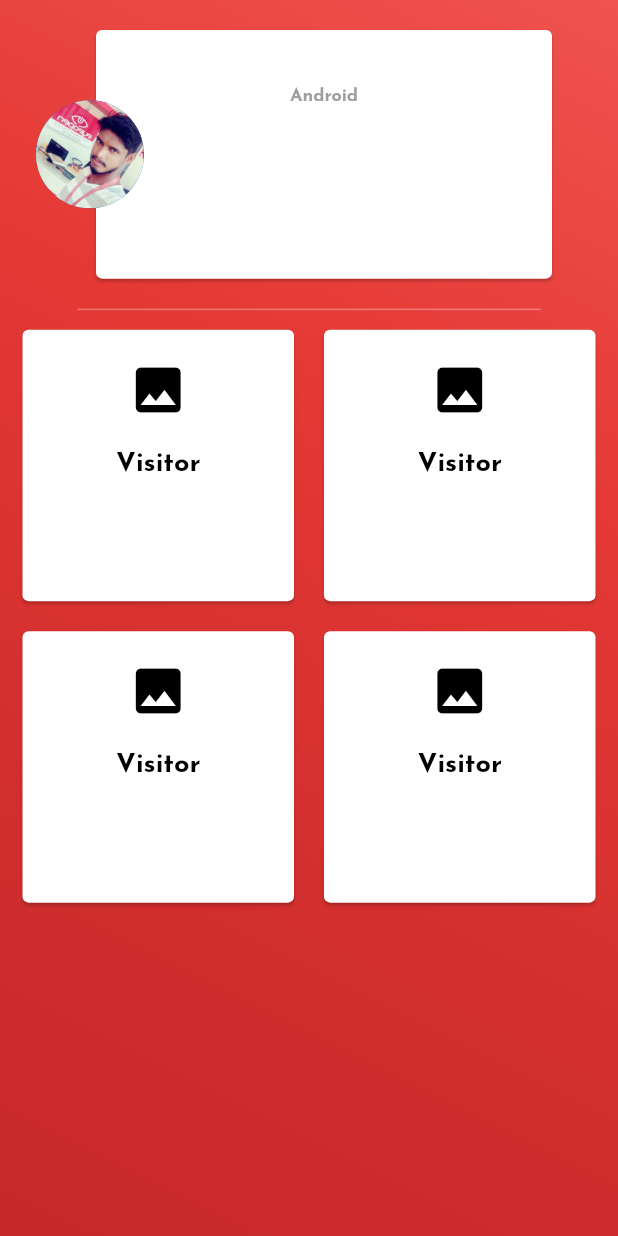
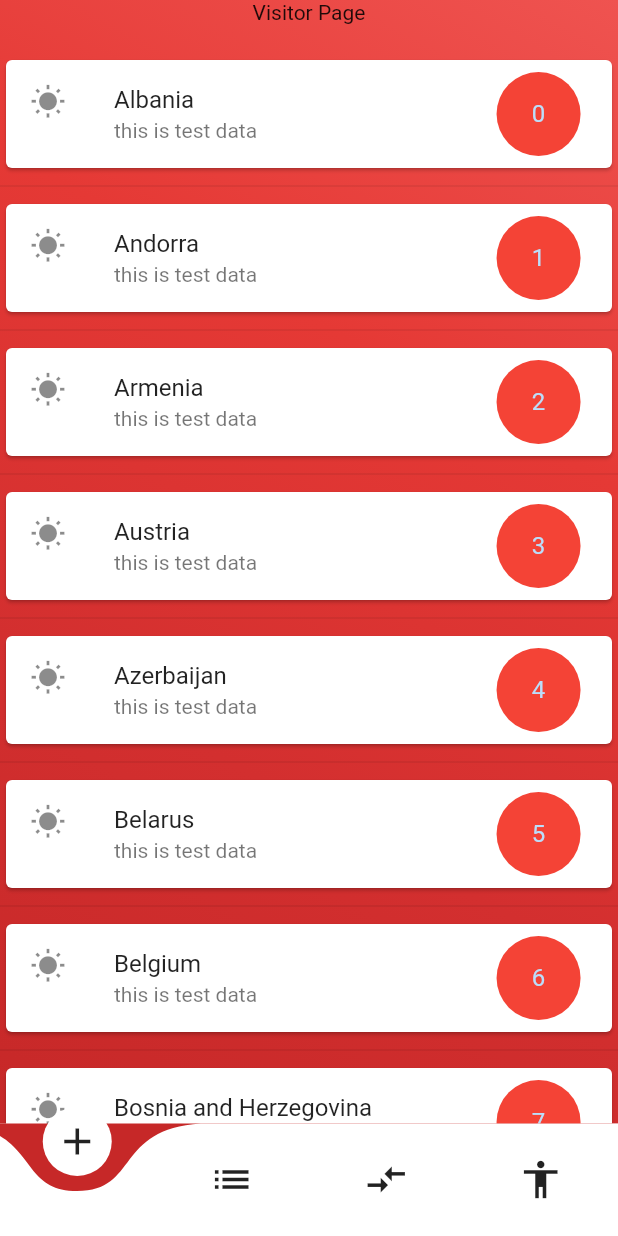
Before and after one commit to pravin06/vistortrack, a Flutter app: the Dashboard screen opened directly with empty values, after a tap on "Visitor", on a phone screen of 412 x 824 dp. Run offline on Flutter 3.47's test engine with Material 2 defaults, Android fonts, the phone set to English and light mode, and no system bars; drawn by our look-alikes of curved_navigation_bar.

Commit message:
DAsh baord Visitor PAge

```diff
--- /dev/null
+++ b/vistortrack/lib/Visitor/visit.dart
@@ -0,0 +1,109 @@
+import 'package:flutter/material.dart';
+import 'package:curved_navigation_bar/curved_navigation_bar.dart';
+import '../Visitor/visitList.dart';
+import '../Visitor/appointmentList.dart';
+import '../Visitor/MydataList.dart';
+
+class VisitorList extends StatefulWidget {
+  @override
+  VisitorListState createState() => VisitorListState();
+}
+
+class VisitorListState extends State<VisitorList> {
+  TextStyle style =
+      TextStyle(fontFamily: 'Jose', fontSize: 16.0, color: Colors.green);
+  final _formKey = GlobalKey<FormState>();
+  final scaffoldKey = GlobalKey<ScaffoldState>();
+  final _text = TextEditingController();
+  final _textpassword = TextEditingController();
+  bool _validate = false;
+  bool _showpass = false;
+  int countpos = 0;
+  GlobalKey _bottomNavigationKey = GlobalKey();
+  int correntindex = 0;
+  getcurrentindex() {
+    switch (correntindex) {
+      case 0:
+        return VisitListDataView();
+        break;
+      case 1:
+        return AppointmentDataView();
+        break;
+      case 2:
+        return MyDataView();
+        break;
+    }
+  }
+
+  setcorrentindex(int index) {
+    setState(() {
+      correntindex = index;
+    });
+  }
+
+  @override
+  Widget build(BuildContext context) {
+    CurvedNavigationBar _cbr = CurvedNavigationBar(
+      key: _bottomNavigationKey,
+      items: <Widget>[
+        Icon(Icons.add, size: 30),
+        Icon(Icons.list, size: 30),
+        Icon(Icons.compare_arrows, size: 30),
+        Icon(Icons.accessibility, size: 30),
+      ],
+      animationCurve: Curves.easeIn,
+      buttonBackgroundColor: Colors.white,
+      animationDuration: Duration(milliseconds: 1000),
+      backgroundColor: Colors.red[800],
+      onTap: (index) {
+        setState(() {
+          countpos = index;
+          setcorrentindex(index);
+          print(index);
+        });
+      },
+    );
+
+    BottomNavigationBar _bar = BottomNavigationBar(
+      currentIndex: 0, // this will be set when a new tab is tapped
+      items: [
+        BottomNavigationBarItem(
+          icon: new Icon(Icons.home),
+          title: new Text('Home'),
+        ),
+        BottomNavigationBarItem(
+          icon: new Icon(Icons.mail),
+          title: new Text('Messages'),
+        ),
+        BottomNavigationBarItem(
+            icon: Icon(Icons.person), title: Text('Profile'))
+      ],
+    );
+
+    // TODO: implement build
+    return Scaffold(
+      key: scaffoldKey,
+      bottomNavigationBar: _cbr,
+      body: SafeArea(
+        child: Container(
+          decoration: BoxDecoration(
+            gradient: LinearGradient(
+                begin: Alignment.topRight,
+                end: Alignment.bottomLeft,
+                colors: [
+                  Colors.red[400],
+                  Colors.red[600],
+                  Colors.red[700],
+                  Colors.red[800],
+                ]),
+          ),
+          child: Container(
+            width: MediaQuery.of(context).size.width,
+            height: MediaQuery.of(context).size.height,
+            child: getcurrentindex(),
+          ),
+        ),
+      ),
+    );
+  }
+}
--- /dev/null
+++ b/vistortrack/lib/Visitor/visitList.dart
@@ -0,0 +1,124 @@
+import 'package:flutter/material.dart';
+import 'dart:async';
+
+class VisitListDataView extends StatefulWidget {
+  @override
+  VisitListDataState createState() => VisitListDataState();
+}
+
+class VisitListDataState extends State<VisitListDataView> {
+  @override
+  void initState() {
+    // TODO: implement initState
+    super.initState();
+  }
+
+  @override
+  Widget build(BuildContext context) {
+    // TODO: implement build
+    return SingleChildScrollView(
+      child: Column(
+        children: <Widget>[
+          Text('Visitor Page'),
+          SizedBox(
+            height: 20.0,
+          ),
+          _myListView(context)
+        ],
+      ),
+    );
+  }
+}
+
+// replace this function with the code in the examples
+Widget _myListView(BuildContext context) {
+  ScrollController _controller = new ScrollController();
+
+  final europeanCountries = [
+    'Albania',
+    'Andorra',
+    'Armenia',
+    'Austria',
+    'Azerbaijan',
+    'Belarus',
+    'Belgium',
+    'Bosnia and Herzegovina',
+    'Bulgaria',
+    'Croatia',
+    'Cyprus',
+    'Czech Republic',
+    'Denmark',
+    'Estonia',
+    'Finland',
+    'France',
+    'Georgia',
+    'Germany',
+    'Greece',
+    'Hungary',
+    'Iceland',
+    'Ireland',
+    'Italy',
+    'Kazakhstan',
+    'Kosovo',
+    'Latvia',
+    'Liechtenstein',
+    'Lithuania',
+    'Luxembourg',
+    'Macedonia',
+    'Malta',
+    'Moldova',
+    'Monaco',
+    'Montenegro',
+    'Netherlands',
+    'Norway',
+    'Poland',
+    'Portugal',
+    'Romania',
+    'Russia',
+    'San Marino',
+    'Serbia',
+    'Slovakia',
+    'Slovenia',
+    'Spain',
+    'Sweden',
+    'Switzerland',
+    'Turkey',
+    'Ukraine',
+    'United Kingdom',
+    'Vatican City'
+  ];
+  return ListView.separated(
+    itemCount: europeanCountries.length,
+    shrinkWrap: true,
+    controller: _controller,
+    itemBuilder: (context, index) {
+      return Card(
+        child: InkWell(
+          onTap: () {
+            print('test');
+          },
+          child: ListTile(
+            onTap: () {
+              print('jhkjh');
+            },
+            onLongPress: () {
+              print(europeanCountries[index]);
+            },
+            leading: Icon(Icons.wb_sunny),
+            trailing: CircleAvatar(
+              minRadius: MediaQuery.of(context).size.height * .04,
+              backgroundColor: Colors.red,
+              child: Text('$index'),
+              maxRadius: MediaQuery.of(context).size.height * .04,
+            ),
+            title: Text(europeanCountries[index]),
+            subtitle: Text('this is test data'),
+          ),
+        ),
+      );
+    },
+    separatorBuilder: (context, index) {
+      return Divider();
+    },
+  );
+}
--- a/vistortrack/lib/splashscreen/DashBoard.dart
+++ b/vistortrack/lib/splashscreen/DashBoard.dart
@@ -1,5 +1,7 @@
 import 'package:flutter/material.dart';
 import 'Userinfo/Userdetails.dart';
+import '../Visitor/visit.dart';
+import 'package:curved_navigation_bar/curved_navigation_bar.dart';
 
 class Dashboard extends StatefulWidget {
   final UserDetail data;
@@ -10,6 +12,7 @@ class Dashboard extends StatefulWidget {
 }
 
 class DashboardState extends State<Dashboard> {
+  GlobalKey _bottomNavigationKey = GlobalKey();
   @override
   void initState() {
     // TODO: implement initState
@@ -19,6 +22,8 @@ class DashboardState extends State<Dashboard> {
   @override
   Widget build(BuildContext context) {
     final username = '${widget.data.user}';
+
+    /* Bottom Navigation Bar */
     BottomNavigationBar _bar = BottomNavigationBar(
       currentIndex: 0, // this will be set when a new tab is tapped
       items: [
@@ -35,13 +40,20 @@ class DashboardState extends State<Dashboard> {
       ],
     );
 
+/**Visitor page navigation */
+    void visitornavigate() {
+      Navigator.push(
+          context, MaterialPageRoute(builder: (context) => VisitorList()));
+    }
+/** CArd View Design */
+
     final visitorcard = Card(
       elevation: 1.0,
       margin: new EdgeInsets.all(10.0),
       child: Container(
         decoration: BoxDecoration(color: Colors.transparent),
         child: new InkWell(
-          onTap: () {},
+          onTap: () => visitornavigate(),
           child: Column(
             crossAxisAlignment: CrossAxisAlignment.stretch,
             mainAxisSize: MainAxisSize.min,
@@ -52,14 +64,14 @@ class DashboardState extends State<Dashboard> {
                   child: Icon(
                 Icons.image,
                 size: 40.0,
-                color: Colors.black,
+                color: Colors.red,
               )),
               SizedBox(height: 20.0),
               new Center(
                 child: new Text("Visitor",
                     style: new TextStyle(
                         fontSize: 18.0,
-                        color: Colors.black,
+                        color: Colors.redAccent,
                         fontFamily: 'Jose')),
               )
             ],
@@ -67,16 +79,28 @@ class DashboardState extends State<Dashboard> {
         ),
       ),
     );
+
+    /* Profile Logo Design */
     final planetThumbnail = new Container(
       margin: new EdgeInsets.symmetric(vertical: 6.0),
       alignment: FractionalOffset.centerLeft,
       child: CircleAvatar(
-        backgroundImage: ExactAssetImage('assets/abc.jpg'),
-        minRadius: 36,
-        maxRadius: 36,
+        minRadius: 38,
+        maxRadius: 38,
+        backgroundColor: Colors.white,
+        child: Container(
+            width: 70.0,
+            height: 70.0,
+            // borde width
+            decoration: new BoxDecoration(
+                color: const Color(0xFFFFFFFF), // border color
+                shape: BoxShape.circle,
+                image:
+                    DecorationImage(image: ExactAssetImage('assets/abc.jpg')))),
       ),
     );
 
+/** Profile info Design */
     final planetCardContent = new Container(
       margin: new EdgeInsets.fromLTRB(36.0, 16.0, 16.0, 16.0),
       child: Card(
@@ -84,7 +108,9 @@ class DashboardState extends State<Dashboard> {
           crossAxisAlignment: CrossAxisAlignment.start,
           children: <Widget>[
             Container(
+              margin: new EdgeInsets.fromLTRB(40.0, 5.0, 16.0, 16.0),
               child: Column(
+                crossAxisAlignment: CrossAxisAlignment.start,
                 children: <Widget>[
                   Container(
                     height: 10.0,
@@ -94,7 +120,7 @@ class DashboardState extends State<Dashboard> {
                     style: TextStyle(
                         color: Colors.redAccent,
                         fontFamily: 'Jose',
-                        fontSize: 18.0),
+                        fontSize: 22.0),
                   ),
                   Container(
                     height: 10.0,
@@ -111,10 +137,8 @@ class DashboardState extends State<Dashboard> {
         ),
       ),
     );
-
-    // TODO: implement build
-    return Scaffold(
-      body: SafeArea(
+/**Body */
+    Widget body = SafeArea(
       child: Stack(
         fit: StackFit.expand,
         children: <Widget>[
@@ -136,11 +160,10 @@ class DashboardState extends State<Dashboard> {
                 flex: 1,
                 child: Container(
                   margin: const EdgeInsets.symmetric(
-                      vertical: 0.0,
-                      horizontal: 24.0,
+                    vertical: 20.0,
+                    horizontal: 20.0,
                   ),
                   child: Stack(
-                      fit: StackFit.expand,
                     children: <Widget>[planetCardContent, planetThumbnail],
                   ),
                 ),
@@ -153,11 +176,11 @@ class DashboardState extends State<Dashboard> {
               Expanded(
                 flex: 3,
                 child: Container(
-                    padding:
-                        EdgeInsets.symmetric(vertical: 0.0, horizontal: 2.0),
+                  margin: EdgeInsets.symmetric(vertical: 0.0, horizontal: 2.0),
+                  padding: EdgeInsets.symmetric(vertical: 0.0, horizontal: 2.0),
                   child: GridView.count(
                     crossAxisCount: 2,
-                      padding: EdgeInsets.all(3.0),
+                    padding: EdgeInsets.all(5.0),
                     children: <Widget>[
                       visitorcard,
                       visitorcard,
@@ -171,7 +194,8 @@ class DashboardState extends State<Dashboard> {
           )
         ],
       ),
-      ),
     );
+    // TODO: implement build
+    return Scaffold(body: body);
   }
 }
--- a/vistortrack/pubspec.yaml
+++ b/vistortrack/pubspec.yaml
@@ -23,10 +23,13 @@ dependencies:
   # The following adds the Cupertino Icons font to your application.
   # Use with the CupertinoIcons class for iOS style icons.
   cupertino_icons: ^0.1.2
+  curved_navigation_bar: ^0.3.1
+  url_launcher: ^3.0.0
 
 dev_dependencies:
   flutter_test:
     sdk: flutter
+
 
 
 # For information on the generic Dart part of this file, see the
```
Also changed, not shown: vistortrack/lib/Visitor/MydataList.dart (added, +24 -0 lines), vistortrack/lib/Visitor/appointmentList.dart (added, +118 -0 lines), vistortrack/lib/splashscreen/UsersChoice.dart (+6 -2 lines), vistortrack/pubspec.lock, 1 other file. Lines whose indentation alone changed are shown as unchanged.
